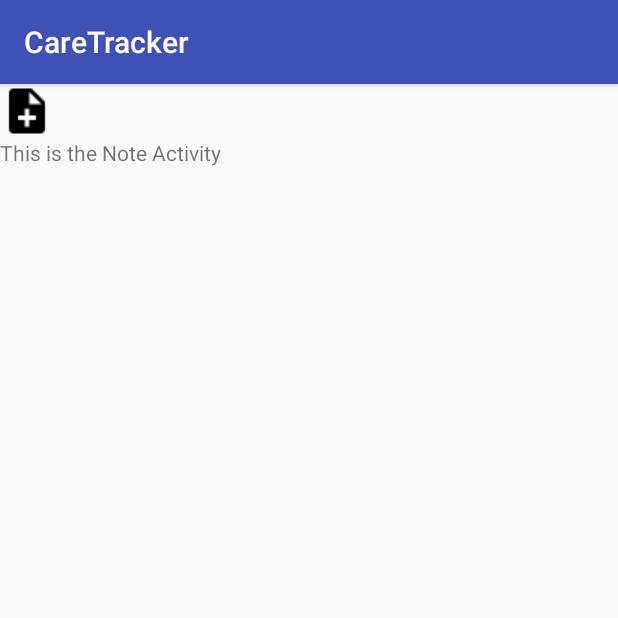
After one commit to sarakv/CareTrackerApp, an Android app: the Note screen opened directly, with no data from a screen before it, on a phone screen of 412 x 824 dp, the top half of it. The commit adds this screen. Run offline under Robolectric (Android 15) with nearby library versions, the phone set to English and light mode, and no system bars.

Commit message:
Added Note.java and Expense.java.  Added onclick methods to main screen buttons.  Removed Camera icon from main screen.

```diff
--- /dev/null
+++ b/app/src/main/java/cs246/sara/caretrackerapp/Note.java
@@ -0,0 +1,13 @@
+package cs246.sara.caretrackerapp;
+
+import android.support.v7.app.AppCompatActivity;
+import android.os.Bundle;
+
+public class Note extends AppCompatActivity {
+
+    @Override
+    protected void onCreate(Bundle savedInstanceState) {
+        super.onCreate(savedInstanceState);
+        setContentView(R.layout.activity_note);
+    }
+}
--- /dev/null
+++ b/app/src/main/res/layout/activity_note.xml
@@ -0,0 +1,24 @@
+<?xml version="1.0" encoding="utf-8"?>
+<LinearLayout xmlns:android="http://schemas.android.com/apk/res/android"
+    xmlns:app="http://schemas.android.com/apk/res-auto"
+    xmlns:tools="http://schemas.android.com/tools"
+    android:layout_width="match_parent"
+    android:layout_height="match_parent"
+    android:orientation="vertical"
+    tools:context="cs246.sara.caretrackerapp.Note">
+
+    <ImageView
+        android:id="@+id/imageView"
+        android:layout_width="wrap_content"
+        android:layout_height="wrap_content"
+        app:layout_constraintLeft_toLeftOf="parent"
+        app:layout_constraintRight_toRightOf="parent"
+        app:srcCompat="@drawable/ic_note_add_black_24dp"
+        tools:layout_editor_absoluteY="1dp" />
+
+    <TextView
+        android:id="@+id/textView"
+        android:layout_width="match_parent"
+        android:layout_height="wrap_content"
+        android:text="This is the Note Activity" />
+</LinearLayout>
```
Also changed, not shown: app/src/main/AndroidManifest.xml (+5 -3 lines), app/src/main/java/cs246/sara/caretrackerapp/Expense.java (added, +13 -0 lines), app/src/main/java/cs246/sara/caretrackerapp/MainActivity.java (+10 -0 lines), app/src/main/res/layout/activity_expense.xml (added, +27 -0 lines), app/src/main/res/layout/activity_main.xml (+4 -11 lines).
